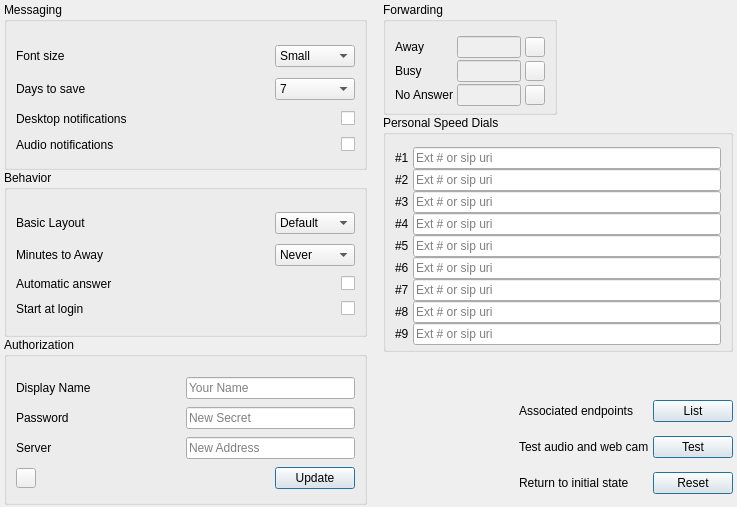
dyfet/tycho_sipwitchqt, file Desktop/options.ui: the form before one commit.
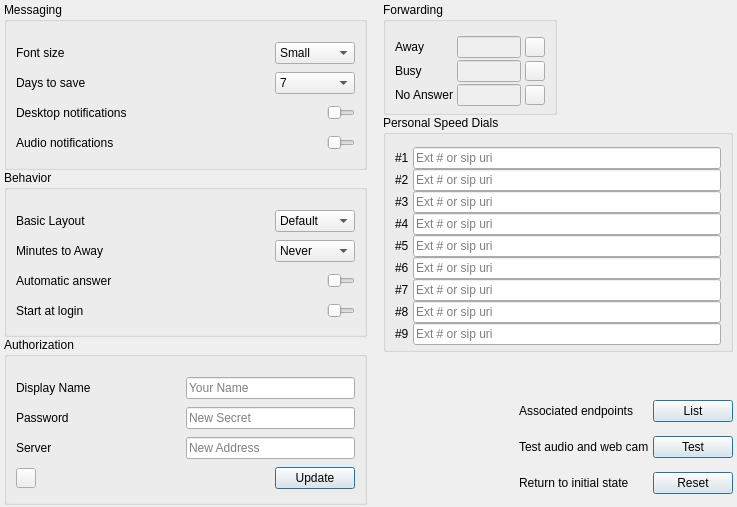
The form after the commit. Icons and pictures are not drawn.

What changed in the file:
```diff
--- a/Desktop/options.ui
+++ b/Desktop/options.ui
@@ -716,12 +716,21 @@
            </widget>
           </item>
           <item>
-           <widget class="QCheckBox" name="desktopNotify">
-            <property name="layoutDirection">
-             <enum>Qt::RightToLeft</enum>
+           <widget class="QSlider" name="horizontalSlider_2">
+            <property name="maximumSize">
+             <size>
+              <width>28</width>
+              <height>22</height>
+             </size>
             </property>
-            <property name="text">
-             <string/>
+            <property name="maximum">
+             <number>1</number>
+            </property>
+            <property name="pageStep">
+             <number>1</number>
+            </property>
+            <property name="orientation">
+             <enum>Qt::Horizontal</enum>
             </property>
            </widget>
           </item>
@@ -743,12 +752,27 @@
            </widget>
           </item>
           <item>
-           <widget class="QCheckBox" name="audioNotify">
-            <property name="layoutDirection">
-             <enum>Qt::RightToLeft</enum>
+           <widget class="QSlider" name="horizontalSlider">
+            <property name="sizePolicy">
+             <sizepolicy hsizetype="Minimum" vsizetype="Fixed">
+              <horstretch>0</horstretch>
+              <verstretch>0</verstretch>
+             </sizepolicy>
             </property>
-            <property name="text">
-             <string/>
+            <property name="maximumSize">
+             <size>
+              <width>28</width>
+              <height>22</height>
+             </size>
+            </property>
+            <property name="maximum">
+             <number>1</number>
+            </property>
+            <property name="pageStep">
+             <number>1</number>
+            </property>
+            <property name="orientation">
+             <enum>Qt::Horizontal</enum>
             </property>
            </widget>
           </item>
@@ -869,12 +893,21 @@
            </widget>
           </item>
           <item>
-           <widget class="QCheckBox" name="checkBox_7">
-            <property name="layoutDirection">
-             <enum>Qt::RightToLeft</enum>
+           <widget class="QSlider" name="horizontalSlider_3">
+            <property name="maximumSize">
+             <size>
+              <width>28</width>
+              <height>22</height>
+             </size>
             </property>
-            <property name="text">
-             <string/>
+            <property name="maximum">
+             <number>1</number>
+            </property>
+            <property name="pageStep">
+             <number>1</number>
+            </property>
+            <property name="orientation">
+             <enum>Qt::Horizontal</enum>
             </property>
            </widget>
           </item>
@@ -890,12 +923,21 @@
            </widget>
           </item>
           <item>
-           <widget class="QCheckBox" name="autoUserStart">
-            <property name="layoutDirection">
-             <enum>Qt::RightToLeft</enum>
+           <widget class="QSlider" name="horizontalSlider_4">
+            <property name="maximumSize">
+             <size>
+              <width>28</width>
+              <height>22</height>
+             </size>
             </property>
-            <property name="text">
-             <string/>
+            <property name="maximum">
+             <number>1</number>
+            </property>
+            <property name="pageStep">
+             <number>1</number>
+            </property>
+            <property name="orientation">
+             <enum>Qt::Horizontal</enum>
             </property>
            </widget>
           </item>
```
Left out of the diff: 14 changed lines with no effect on the pictures.
